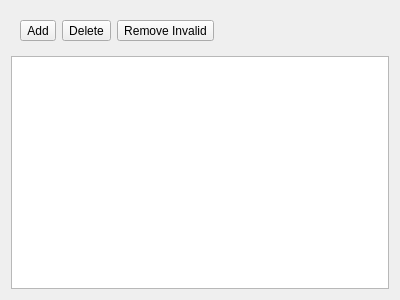
This is RedPandaIDE/settingsdialog/compilersetdirectorieswidget.ui in royqh1979/RedPanda-CPP as Qt 5 draws it before an edit. The edited form follows.
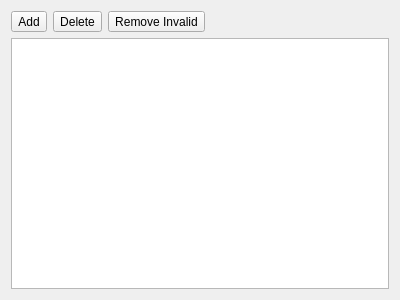
This is the edited form. Icons and pictures are not drawn.

Diff of the .ui file:
```diff
--- a/RedPandaIDE/settingsdialog/compilersetdirectorieswidget.ui
+++ b/RedPandaIDE/settingsdialog/compilersetdirectorieswidget.ui
@@ -23,6 +23,18 @@
       <enum>QFrame::Plain</enum>
      </property>
      <layout class="QHBoxLayout" name="horizontalLayout">
+      <property name="leftMargin">
+       <number>0</number>
+      </property>
+      <property name="topMargin">
+       <number>0</number>
+      </property>
+      <property name="rightMargin">
+       <number>0</number>
+      </property>
+      <property name="bottomMargin">
+       <number>0</number>
+      </property>
       <item>
        <widget class="QToolButton" name="btnAdd">
         <property name="toolTip">
```
